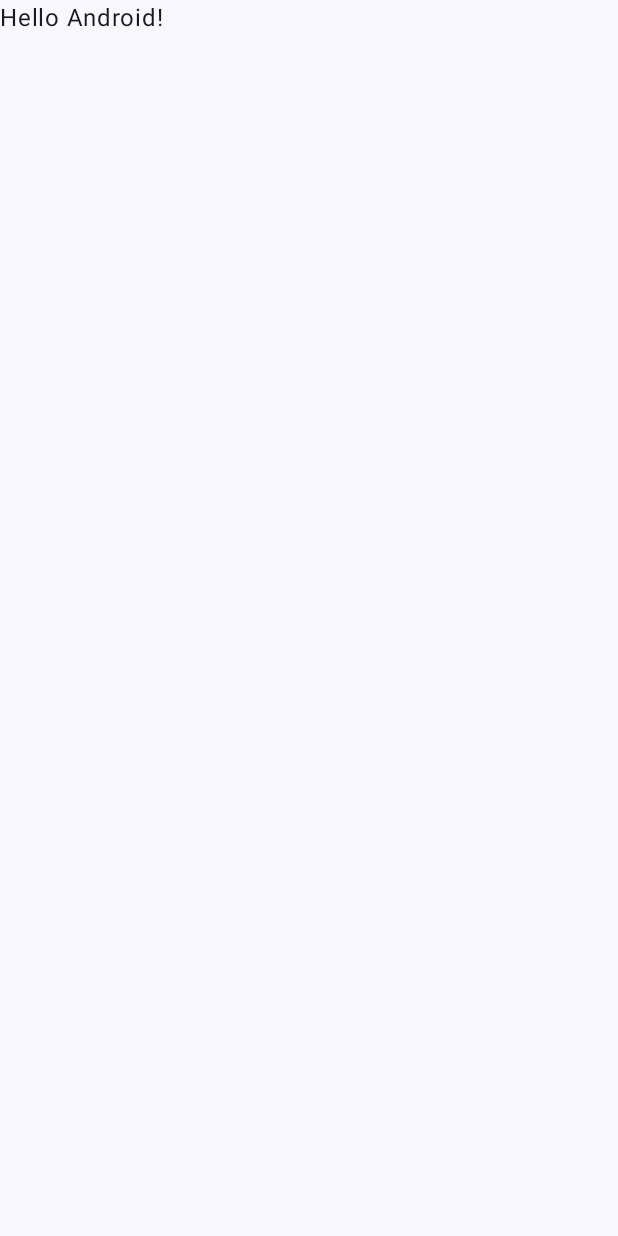
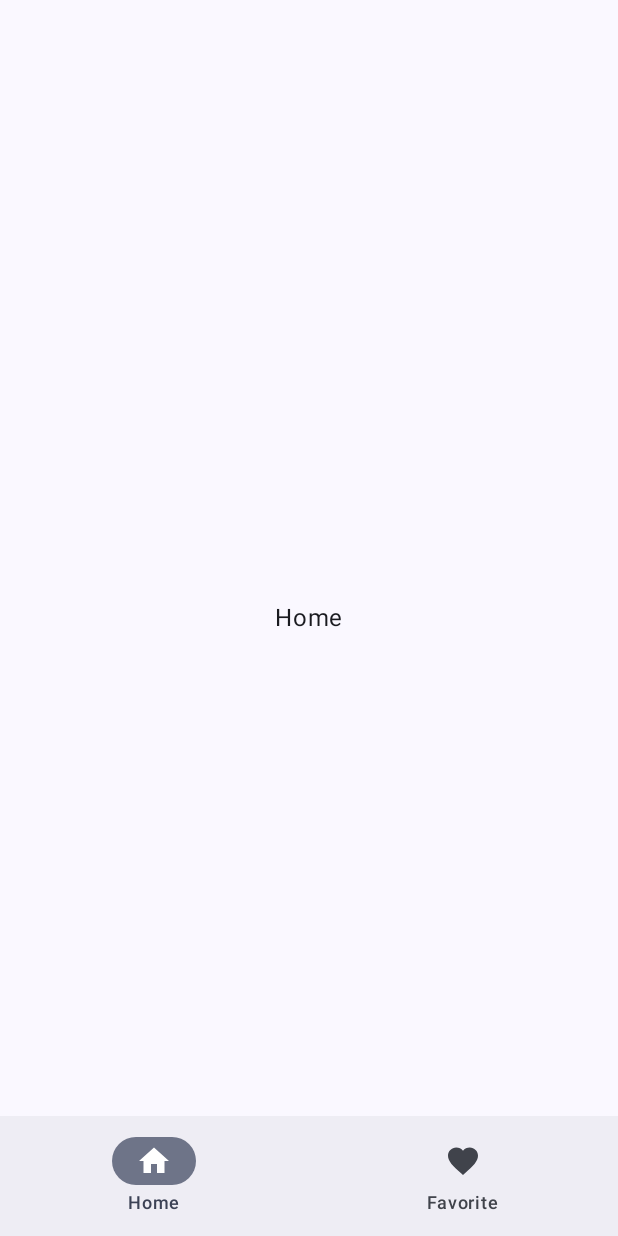
Before and after one commit to rabiakambur/Cookly, an Android app built with Jetpack Compose: the screen it shows after launch (MainActivity), on a phone screen of 412 x 824 dp. Before the commit the screen is almost empty. Run offline under Robolectric (Android 15) with nearby library versions, the phone set to English and light mode, and no system bars.

Commit message:
Implement bottom navigation bar

```diff
--- a/app/build.gradle.kts
+++ b/app/build.gradle.kts
@@ -50,6 +50,7 @@ android {
 }
 
 dependencies {
+    val nav_version = "2.7.7"
 
     implementation(libs.androidx.core.ktx)
     implementation(libs.androidx.lifecycle.runtime.ktx)
@@ -66,4 +67,7 @@ dependencies {
     androidTestImplementation(libs.androidx.ui.test.junit4)
     debugImplementation(libs.androidx.ui.tooling)
     debugImplementation(libs.androidx.ui.test.manifest)
+
+    //navigation
+    implementation("androidx.navigation:navigation-compose:$nav_version")
 }
--- a/app/src/main/java/com/rabiakambur/cookly/MainActivity.kt
+++ b/app/src/main/java/com/rabiakambur/cookly/MainActivity.kt
@@ -5,12 +5,12 @@ import androidx.activity.ComponentActivity
 import androidx.activity.compose.setContent
 import androidx.activity.enableEdgeToEdge
 import androidx.compose.foundation.layout.fillMaxSize
-import androidx.compose.foundation.layout.padding
 import androidx.compose.material3.Scaffold
-import androidx.compose.material3.Text
 import androidx.compose.runtime.Composable
 import androidx.compose.ui.Modifier
 import androidx.compose.ui.tooling.preview.Preview
+import androidx.navigation.compose.rememberNavController
+import com.rabiakambur.cookly.main.MainScreen
 import com.rabiakambur.cookly.ui.theme.CooklyTheme
 
 class MainActivity : ComponentActivity() {
@@ -20,28 +20,19 @@ class MainActivity : ComponentActivity() {
         setContent {
             CooklyTheme {
                 Scaffold(modifier = Modifier.fillMaxSize()) { innerPadding ->
-                    Greeting(
-                        name = "Android",
-                        modifier = Modifier.padding(innerPadding)
-                    )
+                    val navController = rememberNavController()
+                    MainScreen(navController = navController)
+
                 }
             }
         }
     }
 }
 
-@Composable
-fun Greeting(name: String, modifier: Modifier = Modifier) {
-    Text(
-        text = "Hello $name!",
-        modifier = modifier
-    )
-}
-
 @Preview(showBackground = true)
 @Composable
 fun GreetingPreview() {
     CooklyTheme {
-        Greeting("Android")
+
     }
 }
--- /dev/null
+++ b/app/src/main/java/com/rabiakambur/cookly/favorite/ui/FavoriteScreen.kt
@@ -0,0 +1,22 @@
+package com.rabiakambur.cookly.favorite.ui
+
+import androidx.compose.foundation.layout.Arrangement
+import androidx.compose.foundation.layout.Column
+import androidx.compose.foundation.layout.fillMaxSize
+import androidx.compose.material3.Text
+import androidx.compose.runtime.Composable
+import androidx.compose.ui.Alignment
+import androidx.compose.ui.Modifier
+
+@Composable
+fun FavoriteScreen() {
+
+    Column(
+        modifier = Modifier
+            .fillMaxSize(),
+        horizontalAlignment = Alignment.CenterHorizontally,
+        verticalArrangement = Arrangement.Center
+    ) {
+        Text("Favorite")
+    }
+}
--- /dev/null
+++ b/app/src/main/java/com/rabiakambur/cookly/home/ui/HomeScreen.kt
@@ -0,0 +1,22 @@
+package com.rabiakambur.cookly.home.ui
+
+import androidx.compose.foundation.layout.Arrangement
+import androidx.compose.foundation.layout.Column
+import androidx.compose.foundation.layout.fillMaxSize
+import androidx.compose.material3.Text
+import androidx.compose.runtime.Composable
+import androidx.compose.ui.Alignment
+import androidx.compose.ui.Modifier
+
+@Composable
+fun HomeScreen() {
+
+    Column(
+        modifier = Modifier
+            .fillMaxSize(),
+        horizontalAlignment = Alignment.CenterHorizontally,
+        verticalArrangement = Arrangement.Center
+    ) {
+        Text("Home")
+    }
+}
--- /dev/null
+++ b/app/src/main/java/com/rabiakambur/cookly/main/BottomNavigationBar.kt
@@ -0,0 +1,40 @@
+package com.rabiakambur.cookly.main
+
+import androidx.compose.material3.Icon
+import androidx.compose.material3.NavigationBar
+import androidx.compose.material3.NavigationBarItem
+import androidx.compose.material3.Text
+import androidx.compose.runtime.Composable
+import androidx.compose.runtime.getValue
+import androidx.compose.runtime.mutableStateOf
+import androidx.compose.runtime.saveable.rememberSaveable
+import androidx.compose.runtime.setValue
+import androidx.navigation.NavHostController
+import com.rabiakambur.cookly.navigation.NavItem
+
+@Composable
+fun BottomNavigationBar(navController: NavHostController) {
+    val navItems = listOf(NavItem.Home, NavItem.Favorite)
+    var selectedItem by rememberSaveable { mutableStateOf(0) }
+
+    NavigationBar {
+        navItems.forEachIndexed { index, item ->
+            NavigationBarItem(
+                alwaysShowLabel = true,
+                icon = { Icon(item.icon, contentDescription = item.title) },
+                label = { Text(item.title) },
+                selected = selectedItem == index,
+                onClick = {
+                    selectedItem = index
+                    navController.navigate(item.path) {
+                        navController.graph.startDestinationRoute?.let { route ->
+                            popUpTo(route) { saveState = true }
+                        }
+                        launchSingleTop = true
+                        restoreState = true
+                    }
+                }
+            )
+        }
+    }
+}
--- /dev/null
+++ b/app/src/main/java/com/rabiakambur/cookly/main/MainScreen.kt
@@ -0,0 +1,18 @@
+package com.rabiakambur.cookly.main
+
+import android.annotation.SuppressLint
+import androidx.compose.material3.BottomAppBar
+import androidx.compose.material3.Scaffold
+import androidx.compose.runtime.Composable
+import androidx.navigation.NavHostController
+
+@SuppressLint("UnusedMaterial3ScaffoldPaddingParameter")
+@Composable
+fun MainScreen(navController: NavHostController) {
+    Scaffold(
+        bottomBar = {
+            BottomAppBar { BottomNavigationBar(navController = navController) }
+        }
+    )
+    { NavigationScreens(navController = navController) }
+}
--- /dev/null
+++ b/app/src/main/java/com/rabiakambur/cookly/main/NavigationScreens.kt
@@ -0,0 +1,17 @@
+package com.rabiakambur.cookly.main
+
+import androidx.compose.runtime.Composable
+import androidx.navigation.NavHostController
+import androidx.navigation.compose.NavHost
+import androidx.navigation.compose.composable
+import com.rabiakambur.cookly.favorite.ui.FavoriteScreen
+import com.rabiakambur.cookly.home.ui.HomeScreen
+import com.rabiakambur.cookly.navigation.NavItem
+
+@Composable
+fun NavigationScreens(navController: NavHostController) {
+    NavHost(navController, startDestination = NavItem.Home.path) {
+        composable(NavItem.Home.path) { HomeScreen() }
+        composable(NavItem.Favorite.path) { FavoriteScreen() }
+    }
+}
--- /dev/null
+++ b/app/src/main/java/com/rabiakambur/cookly/navigation/Item.kt
@@ -0,0 +1,5 @@
+package com.rabiakambur.cookly.navigation
+
+import androidx.compose.ui.graphics.vector.ImageVector
+
+open class Item (val path: String, val title: String, val icon: ImageVector)
--- /dev/null
+++ b/app/src/main/java/com/rabiakambur/cookly/navigation/NavItem.kt
@@ -0,0 +1,14 @@
+package com.rabiakambur.cookly.navigation
+
+import androidx.compose.material.icons.Icons
+import androidx.compose.material.icons.filled.Favorite
+import androidx.compose.material.icons.filled.Home
+
+sealed class NavItem {
+    object Home : Item(
+        path = NavPath.Home.toString(), title = NavTitle.HOME, icon = Icons.Default.Home
+    )
+    object Favorite : Item(
+        path = NavPath.Favorite.toString(), title = NavTitle.FAVORITE, icon = Icons.Default.Favorite
+    )
+}
--- /dev/null
+++ b/app/src/main/java/com/rabiakambur/cookly/navigation/NavPath.kt
@@ -0,0 +1,5 @@
+package com.rabiakambur.cookly.navigation
+
+enum class NavPath {
+    Home, Favorite
+}
--- /dev/null
+++ b/app/src/main/java/com/rabiakambur/cookly/navigation/NavTitle.kt
@@ -0,0 +1,6 @@
+package com.rabiakambur.cookly.navigation
+
+object NavTitle {
+    const val HOME = "Home"
+    const val FAVORITE = "Favorite"
+}
```
